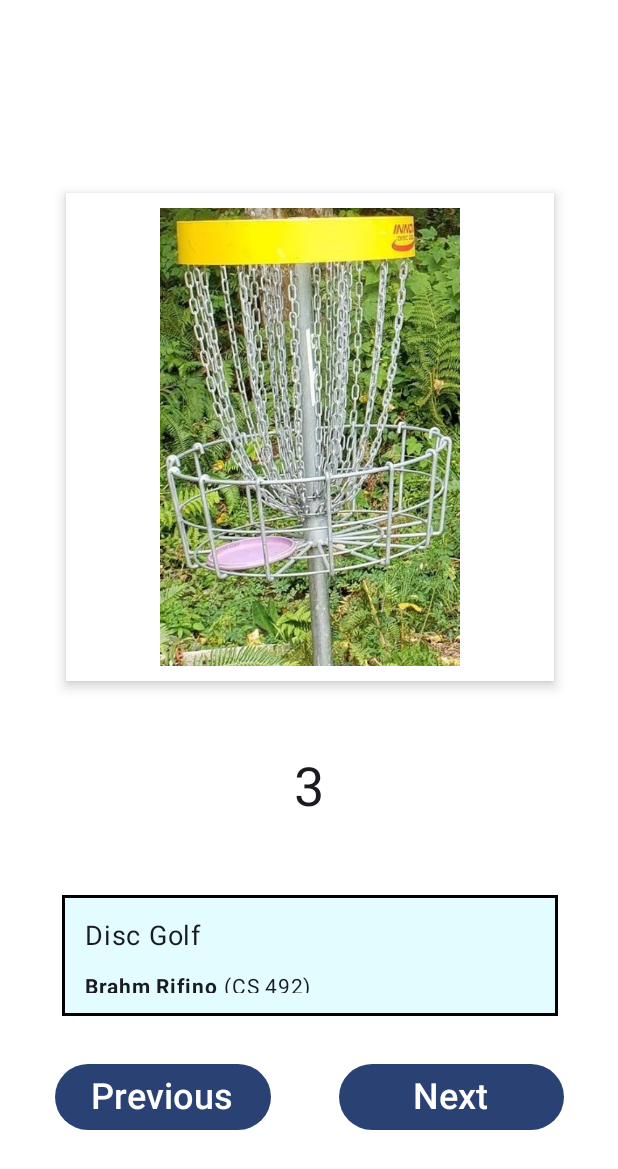
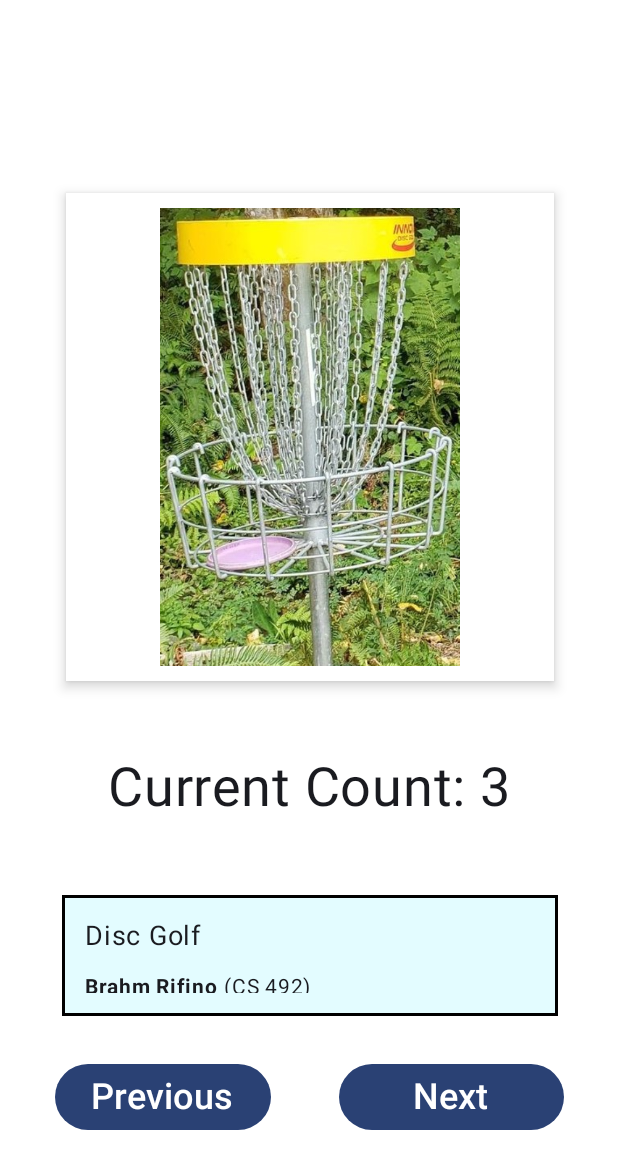
Before and after one commit to brifino/CS492-assignment-2, an Android app built with Jetpack Compose: the screen it shows after launch (MainActivity), on a phone screen of 412 x 824 dp. Shown: the top 1169 px of the screen. Run offline under Robolectric (Android 15) with nearby library versions, the phone set to English and light mode, and no system bars.

Commit message:
Cleaned some stuff up. Works great

```diff
--- a/app/src/main/java/com/example/assignment2/MainActivity.kt
+++ b/app/src/main/java/com/example/assignment2/MainActivity.kt
@@ -87,7 +87,7 @@ fun HandleCount(modifier: Modifier = Modifier) {
                 .border(10.dp, Color.White)
         )
         Spacer(modifier = Modifier.height(50.dp))
-        Text("$count", fontSize = (36.sp))
+        Text("Current Count: $count", fontSize = (36.sp))
         Spacer(modifier = Modifier.height(50.dp))
         Box(
             contentAlignment = Alignment.TopStart,
```
